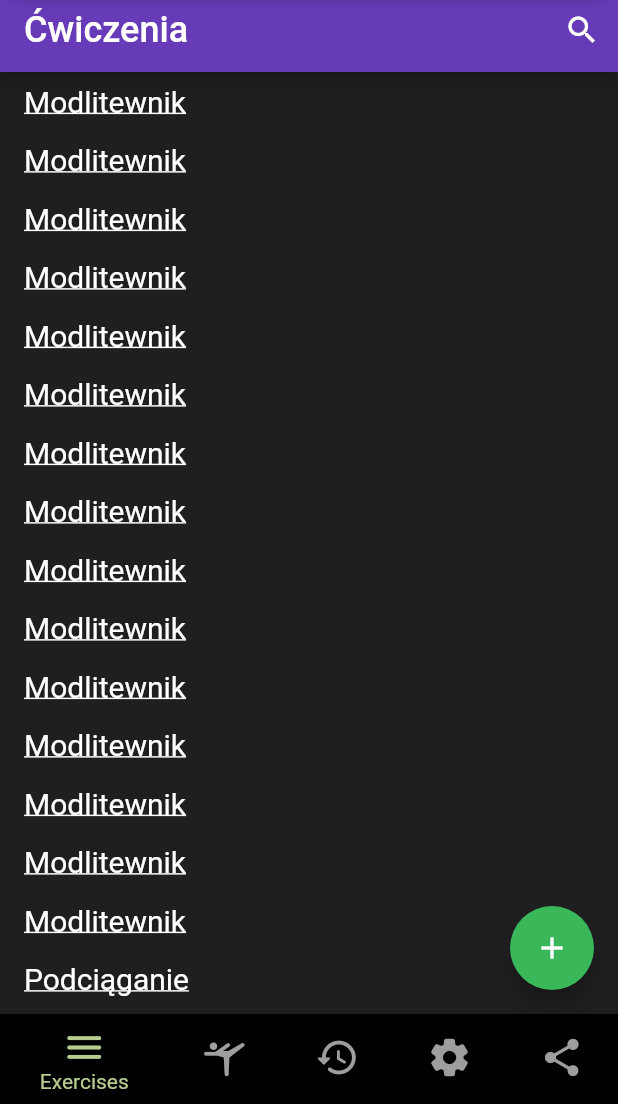
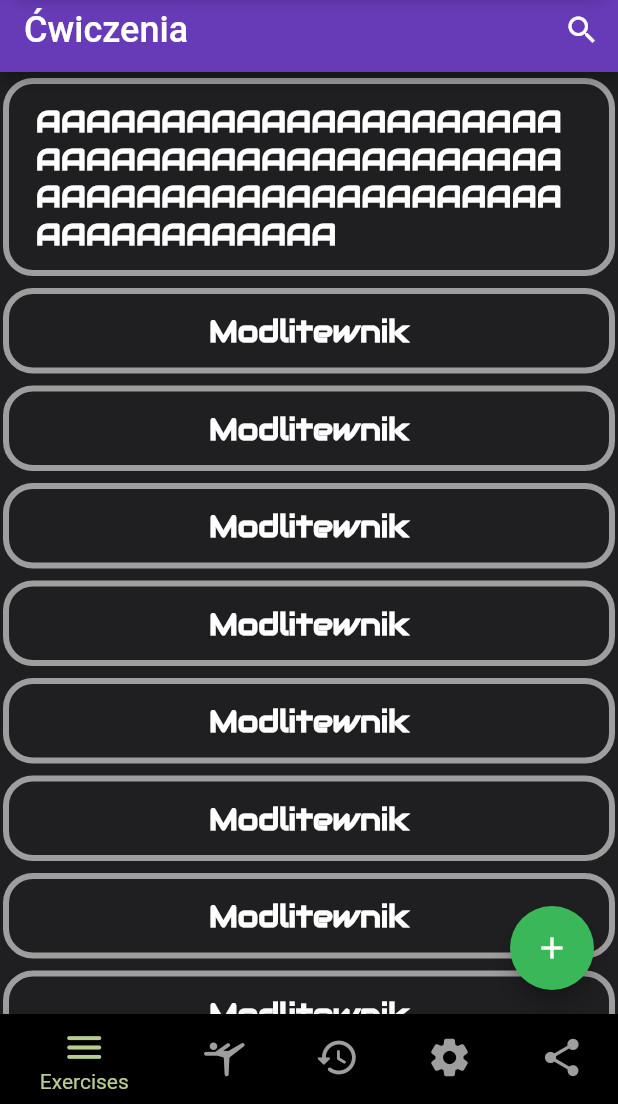
Before and after one commit to Meleciusz/Shaptif, a Flutter app: the screen it shows after launch, on a phone screen of 412 x 824 dp, the part 132-1236 px from its top. Run offline on Flutter 3.47's test engine with Material 2 defaults, Android fonts, the phone set to English and light mode, and no system bars; our stand-ins replace sqflite; accounts and stored records are empty.

Commit message:
Fxied excercise
Add a scrollbar and decorations

```diff
--- a/shaptif/lib/Exercise.dart
+++ b/shaptif/lib/Exercise.dart
@@ -63,7 +63,7 @@ class ExcerciseViewState extends State<ExcerciseView> {
     DatabaseManger.instance.insertExcercise(
         const Excercise(name: "Szruksy", description: "czuje ze zyje"));
     DatabaseManger.instance.insertExcercise(
-        const Excercise(name: "Modlitewnik", description: "+")); DatabaseManger.instance.insertExcercise(
+        const Excercise(name: "AAAAAAAAAAAAAAAAAAAAAAAAAAAAAAAAAAAAAAAAAAAAAAAAAAAAAAAAAAAAAAAAAAAAAAAAAAA", description: "+")); DatabaseManger.instance.insertExcercise(
         const Excercise(name: "Podciąganie", description: "pod chwytem tylko"));
     DatabaseManger.instance.insertExcercise(
         const Excercise(name: "Szruksy", description: "czuje ze zyje"));
@@ -142,25 +142,37 @@ class ExcerciseViewState extends State<ExcerciseView> {
     );
   }
 
-  Widget buildNotes() => ListView.builder(
+  Widget buildNotes() => Scrollbar(
+    child: ListView.builder(
       itemCount: excercises.length,
       itemBuilder: (context, index) {
         final excercise = excercises[index];
         return InkWell(
           onTap: () => _onExcerciseTap(excercise),
           child: Container(
-              padding: const EdgeInsets.symmetric(horizontal: 16, vertical: 8),
+            padding: const EdgeInsets.symmetric(horizontal: 18, vertical: 12),
+            decoration: BoxDecoration(
+              border: Border.all(
+                color: Colors.grey,
+                width: 4,
+              ),
+              borderRadius: BorderRadius.circular(20),
+            ),
+            margin: const EdgeInsets.symmetric(horizontal: 2, vertical: 4),
+            child: Center(
               child: Text(
                 excercise.name,
                 style: const TextStyle(
-                  fontSize: 20,
+                  fontFamily: 'Audiowide',
                   color: Colors.white,
-                  decoration: TextDecoration.underline,
+                  fontWeight: FontWeight.bold,
+                  fontSize: 20),
                 ),
               ),
             ),
         );
       },
+    ),
   );
 
   void _onExcerciseTap(Excercise excercise) {
--- a/shaptif/lib/NewExercise.dart
+++ b/shaptif/lib/NewExercise.dart
@@ -1,5 +1,5 @@
 import 'package:flutter/material.dart';
-
+//TODO Maksymalna liczba znaków w nazwie ćwiczenia
 class NewExercise extends StatefulWidget {
   const NewExercise({Key? key}) : super(key: key);
 
--- a/shaptif/lib/main.dart
+++ b/shaptif/lib/main.dart
@@ -111,7 +111,7 @@ class _MyHomePageState extends State<MyHomePage> {
           unselectedItemColor: Colors.grey,
           items: const [
             BottomNavigationBarItem(
-                tooltip: 'Excercise list',
+                tooltip: 'Exercise list',
                 icon: Icon(Icons.menu_rounded),
                 label: 'Exercises',
                 backgroundColor: Colors.black),
```
Also changed, not shown: 1 other file. Lines whose indentation alone changed are shown as unchanged.
